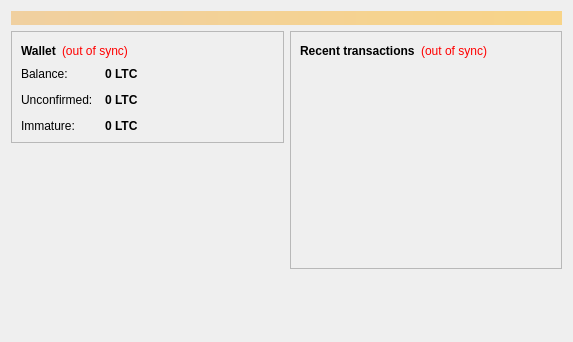
Qt form src/qt/forms/overviewpage.ui (brishtiteveja/sherlockholmescoin) before a commit.
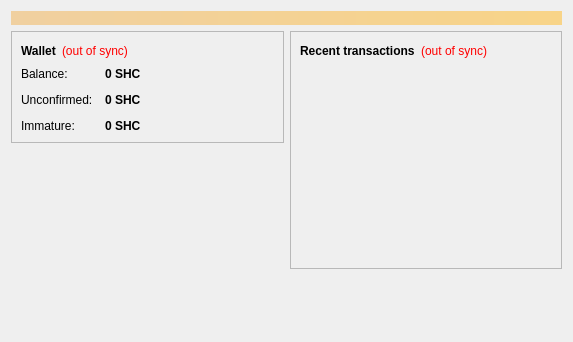
The same form after that commit.

The edit to the form file:
```diff
--- a/src/qt/forms/overviewpage.ui
+++ b/src/qt/forms/overviewpage.ui
@@ -122,7 +122,7 @@
                <string>Your current balance</string>
               </property>
               <property name="text">
-               <string notr="true">0 LTC</string>
+               <string notr="true">0 SHC</string>
               </property>
               <property name="textInteractionFlags">
                <set>Qt::LinksAccessibleByMouse|Qt::TextSelectableByKeyboard|Qt::TextSelectableByMouse</set>
@@ -151,7 +151,7 @@
                <string>Total of transactions that have yet to be confirmed, and do not yet count toward the current balance</string>
               </property>
               <property name="text">
-               <string notr="true">0 LTC</string>
+               <string notr="true">0 SHC</string>
               </property>
               <property name="textInteractionFlags">
                <set>Qt::LinksAccessibleByMouse|Qt::TextSelectableByKeyboard|Qt::TextSelectableByMouse</set>
@@ -177,7 +177,7 @@
                <string>Mined balance that has not yet matured</string>
               </property>
               <property name="text">
-               <string notr="true">0 LTC</string>
+               <string notr="true">0 SHC</string>
               </property>
               <property name="textInteractionFlags">
                <set>Qt::LinksAccessibleByMouse|Qt::TextSelectableByKeyboard|Qt::TextSelectableByMouse</set>
```
